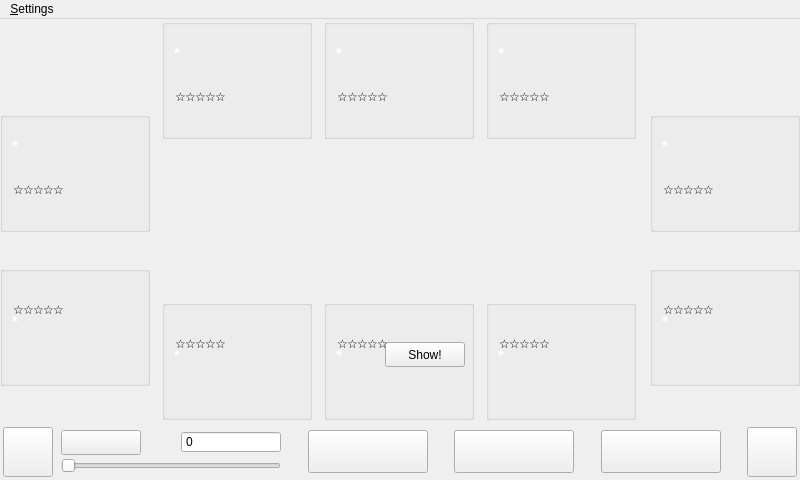
Qt form src/gui/qt/gui_800x480/gametable_800x480.ui (pokerth/pokerth) before a commit.
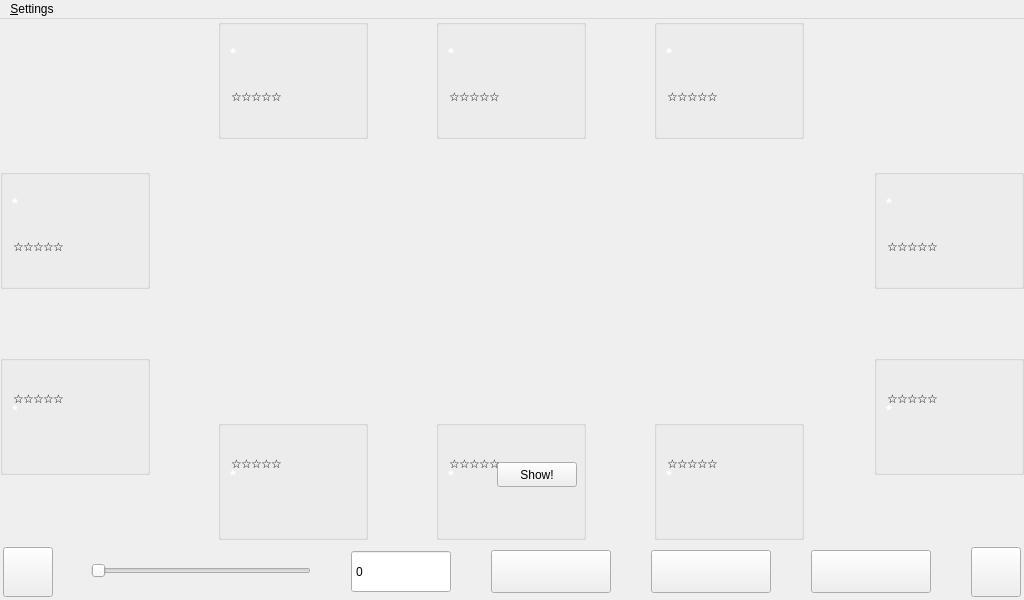
The same form after that commit. Icons and pictures are not drawn. Custom widgets are drawn as their Qt base class.

Commit message: resizing gametable for mobile-gui: minimum 800x480; maximum 1024x600

Patch:
```diff
--- a/src/gui/qt/gui_800x480/gametable_800x480.ui
+++ b/src/gui/qt/gui_800x480/gametable_800x480.ui
@@ -6,8 +6,8 @@
    <rect>
     <x>0</x>
     <y>0</y>
-    <width>800</width>
-    <height>480</height>
+    <width>1024</width>
+    <height>600</height>
    </rect>
   </property>
   <property name="minimumSize">
@@ -18,8 +18,8 @@
   </property>
   <property name="maximumSize">
    <size>
-    <width>800</width>
-    <height>480</height>
+    <width>1024</width>
+    <height>600</height>
    </size>
   </property>
   <property name="mouseTracking">
@@ -40,8 +40,8 @@
    </property>
    <property name="maximumSize">
     <size>
-     <width>800</width>
-     <height>480</height>
+     <width>1024</width>
+     <height>600</height>
     </size>
    </property>
    <layout class="QGridLayout" name="gridLayout_4">
@@ -4176,7 +4176,7 @@
         </property>
         <property name="maximumSize">
          <size>
-          <width>800</width>
+          <width>1024</width>
           <height>60</height>
          </size>
         </property>
@@ -4193,6 +4193,107 @@
          <property name="spacing">
           <number>0</number>
          </property>
+         <item row="0" column="10">
+          <spacer name="horizontalSpacer_9">
+           <property name="orientation">
+            <enum>Qt::Horizontal</enum>
+           </property>
+           <property name="sizeHint" stdset="0">
+            <size>
+             <width>40</width>
+             <height>20</height>
+            </size>
+           </property>
+          </spacer>
+         </item>
+         <item row="0" column="0">
+          <layout class="QVBoxLayout" name="verticalLayout_4">
+           <property name="spacing">
+            <number>0</number>
+           </property>
+           <item>
+            <spacer name="verticalSpacer_9">
+             <property name="orientation">
+              <enum>Qt::Vertical</enum>
+             </property>
+             <property name="sizeHint" stdset="0">
+              <size>
+               <width>47</width>
+               <height>13</height>
+              </size>
+             </property>
+            </spacer>
+           </item>
+           <item>
+            <spacer name="verticalSpacer_15">
+             <property name="orientation">
+              <enum>Qt::Vertical</enum>
+             </property>
+             <property name="sizeHint" stdset="0">
+              <size>
+               <width>20</width>
+               <height>40</height>
+              </size>
+             </property>
+            </spacer>
+           </item>
+           <item>
+            <widget class="QPushButton" name="tabsButton">
+             <property name="minimumSize">
+              <size>
+               <width>50</width>
+               <height>50</height>
+              </size>
+             </property>
+             <property name="maximumSize">
+              <size>
+               <width>50</width>
+               <height>50</height>
+              </size>
+             </property>
+             <property name="text">
+              <string/>
+             </property>
+             <property name="icon">
+              <iconset resource="../resources/pokerth.qrc">
+               <normaloff>:/gfx/preferences-desktop_50x50.png</normaloff>:/gfx/preferences-desktop_50x50.png</iconset>
+             </property>
+             <property name="iconSize">
+              <size>
+               <width>50</width>
+               <height>50</height>
+              </size>
+             </property>
+            </widget>
+           </item>
+          </layout>
+         </item>
+         <item row="0" column="4">
+          <spacer name="horizontalSpacer_3">
+           <property name="orientation">
+            <enum>Qt::Horizontal</enum>
+           </property>
+           <property name="sizeHint" stdset="0">
+            <size>
+             <width>40</width>
+             <height>20</height>
+            </size>
+           </property>
+          </spacer>
+         </item>
+         <item row="0" column="8">
+          <spacer name="horizontalSpacer_4">
+           <property name="orientation">
+            <enum>Qt::Horizontal</enum>
+           </property>
+           <property name="sizeHint" stdset="0">
+            <size>
+             <width>40</width>
+             <height>20</height>
+            </size>
+           </property>
+          </spacer>
+         </item>
          <item row="0" column="1">
           <spacer name="horizontalSpacer">
            <property name="orientation">
@@ -4206,151 +4307,7 @@
            </property>
           </spacer>
          </item>
-         <item row="0" column="2">
-          <layout class="QGridLayout" name="gridLayout">
-           <property name="spacing">
-            <number>0</number>
-           </property>
-           <item row="1" column="0">
-            <layout class="QHBoxLayout">
-             <property name="spacing">
-              <number>0</number>
-             </property>
-             <item>
-              <widget class="MyActionButton" name="pushButton_AllIn">
-               <property name="minimumSize">
-                <size>
-                 <width>80</width>
-                 <height>25</height>
-                </size>
-               </property>
-               <property name="maximumSize">
-                <size>
-                 <width>80</width>
-                 <height>25</height>
-                </size>
-               </property>
-               <property name="focusPolicy">
-                <enum>Qt::NoFocus</enum>
-               </property>
-              </widget>
-             </item>
-             <item>
-              <spacer name="horizontalSpacer_5">
-               <property name="orientation">
-                <enum>Qt::Horizontal</enum>
-               </property>
-               <property name="sizeHint" stdset="0">
-                <size>
-                 <width>40</width>
-                 <height>20</height>
-                </size>
-               </property>
-              </spacer>
-             </item>
-             <item>
-              <widget class="QSpinBox" name="spinBox_betValue">
-               <property name="minimumSize">
-                <size>
-                 <width>100</width>
-                 <height>0</height>
-                </size>
-               </property>
-               <property name="maximumSize">
-                <size>
-                 <width>100</width>
-                 <height>16777215</height>
-                </size>
-               </property>
-               <property name="buttonSymbols">
-                <enum>QAbstractSpinBox::NoButtons</enum>
-               </property>
-               <property name="accelerated">
-                <bool>true</bool>
-               </property>
-               <property name="correctionMode">
-                <enum>QAbstractSpinBox::CorrectToNearestValue</enum>
-               </property>
-               <property name="maximum">
-                <number>99999999</number>
-               </property>
-               <property name="singleStep">
-                <number>5</number>
-               </property>
-              </widget>
-             </item>
-            </layout>
-           </item>
-           <item row="3" column="0">
-            <widget class="Slider" name="horizontalSlider_bet">
-             <property name="minimumSize">
-              <size>
-               <width>220</width>
-               <height>0</height>
-              </size>
-             </property>
-             <property name="maximumSize">
-              <size>
-               <width>220</width>
-               <height>16777215</height>
-              </size>
-             </property>
-             <property name="focusPolicy">
-              <enum>Qt::NoFocus</enum>
-             </property>
-             <property name="maximum">
-              <number>9999999</number>
-             </property>
-             <property name="singleStep">
-              <number>10</number>
-             </property>
-             <property name="orientation">
-              <enum>Qt::Horizontal</enum>
-             </property>
-            </widget>
-           </item>
-           <item row="2" column="0">
-            <spacer name="verticalSpacer_11">
-             <property name="orientation">
-              <enum>Qt::Vertical</enum>
-             </property>
-             <property name="sizeHint" stdset="0">
-              <size>
-               <width>20</width>
-               <height>40</height>
-              </size>
-             </property>
-            </spacer>
-           </item>
-           <item row="4" column="0">
-            <spacer name="verticalSpacer_14">
-             <property name="orientation">
-              <enum>Qt::Vertical</enum>
-             </property>
-             <property name="sizeHint" stdset="0">
-              <size>
-               <width>20</width>
-               <height>40</height>
-              </size>
-             </property>
-            </spacer>
-           </item>
-           <item row="0" column="0">
-            <spacer name="verticalSpacer_16">
-             <property name="orientation">
-              <enum>Qt::Vertical</enum>
-             </property>
-             <property name="sizeHint" stdset="0">
-              <size>
-               <width>20</width>
-               <height>40</height>
-              </size>
-             </property>
-            </spacer>
-           </item>
-          </layout>
-         </item>
-         <item row="0" column="4">
+         <item row="0" column="7">
           <widget class="MyActionButton" name="pushButton_BetRaise">
            <property name="sizePolicy">
             <sizepolicy hsizetype="Fixed" vsizetype="Fixed">
@@ -4375,32 +4332,7 @@
            </property>
           </widget>
          </item>
-         <item row="0" column="6">
-          <widget class="MyActionButton" name="pushButton_CallCheck">
-           <property name="sizePolicy">
-            <sizepolicy hsizetype="Fixed" vsizetype="Fixed">
-             <horstretch>0</horstretch>
-             <verstretch>0</verstretch>
-            </sizepolicy>
-           </property>
-           <property name="minimumSize">
-            <size>
-             <width>120</width>
-             <height>43</height>
-            </size>
-           </property>
-           <property name="maximumSize">
-            <size>
-             <width>120</width>
-             <height>43</height>
-            </size>
-           </property>
-           <property name="focusPolicy">
-            <enum>Qt::NoFocus</enum>
-           </property>
-          </widget>
-         </item>
-         <item row="0" column="8">
+         <item row="0" column="11">
           <widget class="MyActionButton" name="pushButton_Fold">
            <property name="sizePolicy">
             <sizepolicy hsizetype="Fixed" vsizetype="Fixed">
@@ -4425,7 +4357,7 @@
            </property>
           </widget>
          </item>
-         <item row="0" column="10">
+         <item row="0" column="13">
           <layout class="QVBoxLayout" name="verticalLayout">
            <property name="spacing">
             <number>0</number>
@@ -4477,108 +4409,32 @@
            </item>
           </layout>
          </item>
-         <item row="0" column="0">
-          <layout class="QVBoxLayout" name="verticalLayout_4">
-           <property name="spacing">
-            <number>0</number>
-           </property>
-           <item>
-            <spacer name="verticalSpacer_9">
-             <property name="orientation">
-              <enum>Qt::Vertical</enum>
-             </property>
-             <property name="sizeHint" stdset="0">
-              <size>
-               <width>47</width>
-               <height>13</height>
-              </size>
-             </property>
-            </spacer>
-           </item>
-           <item>
-            <spacer name="verticalSpacer_15">
-             <property name="orientation">
-              <enum>Qt::Vertical</enum>
-             </property>
-             <property name="sizeHint" stdset="0">
-              <size>
-               <width>20</width>
-               <height>40</height>
-              </size>
-             </property>
-            </spacer>
-           </item>
-           <item>
-            <widget class="QPushButton" name="tabsButton">
-             <property name="minimumSize">
-              <size>
-               <width>50</width>
-               <height>50</height>
-              </size>
-             </property>
-             <property name="maximumSize">
-              <size>
-               <width>50</width>
-               <height>50</height>
-              </size>
-             </property>
-             <property name="text">
-              <string/>
-             </property>
-             <property name="icon">
-              <iconset resource="../resources/pokerth.qrc">
-               <normaloff>:/gfx/preferences-desktop_50x50.png</normaloff>:/gfx/preferences-desktop_50x50.png</iconset>
-             </property>
-             <property name="iconSize">
-              <size>
-               <width>50</width>
-               <height>50</height>
-              </size>
-             </property>
-            </widget>
-           </item>
-          </layout>
-         </item>
-         <item row="0" column="3">
-          <spacer name="horizontalSpacer_3">
-           <property name="orientation">
-            <enum>Qt::Horizontal</enum>
-           </property>
-           <property name="sizeHint" stdset="0">
-            <size>
-             <width>40</width>
-             <height>20</height>
-            </size>
-           </property>
-          </spacer>
-         </item>
-         <item row="0" column="5">
-          <spacer name="horizontalSpacer_4">
-           <property name="orientation">
-            <enum>Qt::Horizontal</enum>
-           </property>
-           <property name="sizeHint" stdset="0">
-            <size>
-             <width>40</width>
-             <height>20</height>
-            </size>
-           </property>
-          </spacer>
-         </item>
-         <item row="0" column="7">
-          <spacer name="horizontalSpacer_9">
-           <property name="orientation">
-            <enum>Qt::Horizontal</enum>
-           </property>
-           <property name="sizeHint" stdset="0">
-            <size>
-             <width>40</width>
-             <height>20</height>
-            </size>
-           </property>
-          </spacer>
-         </item>
          <item row="0" column="9">
+          <widget class="MyActionButton" name="pushButton_CallCheck">
+           <property name="sizePolicy">
+            <sizepolicy hsizetype="Fixed" vsizetype="Fixed">
+             <horstretch>0</horstretch>
+             <verstretch>0</verstretch>
+            </sizepolicy>
+           </property>
+           <property name="minimumSize">
+            <size>
+             <width>120</width>
+             <height>43</height>
+            </size>
+           </property>
+           <property name="maximumSize">
+            <size>
+             <width>120</width>
+             <height>43</height>
+            </size>
+           </property>
+           <property name="focusPolicy">
+            <enum>Qt::NoFocus</enum>
+           </property>
+          </widget>
+         </item>
+         <item row="0" column="12">
           <spacer name="horizontalSpacer_10">
            <property name="orientation">
             <enum>Qt::Horizontal</enum>
@@ -4591,6 +4447,97 @@
            </property>
           </spacer>
          </item>
+         <item row="0" column="5">
+          <widget class="QSpinBox" name="spinBox_betValue">
+           <property name="minimumSize">
+            <size>
+             <width>100</width>
+             <height>43</height>
+            </size>
+           </property>
+           <property name="maximumSize">
+            <size>
+             <width>100</width>
+             <height>43</height>
+            </size>
+           </property>
+           <property name="buttonSymbols">
+            <enum>QAbstractSpinBox::NoButtons</enum>
+           </property>
+           <property name="accelerated">
+            <bool>true</bool>
+           </property>
+           <property name="correctionMode">
+            <enum>QAbstractSpinBox::CorrectToNearestValue</enum>
+           </property>
+           <property name="maximum">
+            <number>99999999</number>
+           </property>
+           <property name="singleStep">
+            <number>5</number>
+           </property>
+          </widget>
+         </item>
+         <item row="0" column="6">
+          <spacer name="horizontalSpacer_5">
+           <property name="orientation">
+            <enum>Qt::Horizontal</enum>
+           </property>
+           <property name="sizeHint" stdset="0">
+            <size>
+             <width>40</width>
+             <height>20</height>
+            </size>
+           </property>
+          </spacer>
+         </item>
+         <item row="0" column="3">
+          <widget class="Slider" name="horizontalSlider_bet">
+           <property name="minimumSize">
+            <size>
+             <width>220</width>
+             <height>16</height>
+            </size>
+           </property>
+           <property name="maximumSize">
+            <size>
+             <width>220</width>
+             <height>16777215</height>
+            </size>
+           </property>
+           <property name="focusPolicy">
+            <enum>Qt::NoFocus</enum>
+           </property>
+           <property name="maximum">
+            <number>9999999</number>
+           </property>
+           <property name="singleStep">
+            <number>10</number>
+           </property>
+           <property name="orientation">
+            <enum>Qt::Horizontal</enum>
+           </property>
+          </widget>
+         </item>
+         <item row="0" column="2">
+          <widget class="MyActionButton" name="pushButton_AllIn">
+           <property name="minimumSize">
+            <size>
+             <width>0</width>
+             <height>0</height>
+            </size>
+           </property>
+           <property name="maximumSize">
+            <size>
+             <width>0</width>
+             <height>0</height>
+            </size>
+           </property>
+           <property name="focusPolicy">
+            <enum>Qt::NoFocus</enum>
+           </property>
+          </widget>
+         </item>
         </layout>
        </widget>
       </item>
@@ -4616,8 +4563,8 @@
     <rect>
      <x>0</x>
      <y>0</y>
-     <width>800</width>
-     <height>20</height>
+     <width>1024</width>
+     <height>21</height>
     </rect>
    </property>
    <property name="minimumSize">
@@ -4771,11 +4718,6 @@
   </action>
  </widget>
  <customwidgets>
-  <customwidget>
-   <class>Slider</class>
-   <extends>QSlider</extends>
-   <header>myslider.h</header>
-  </customwidget>
   <customwidget>
    <class>MySetLabel</class>
    <extends>QLabel</extends>
@@ -4816,6 +4758,11 @@
    <extends>QLabel</extends>
    <header>mynamelabel.h</header>
   </customwidget>
+  <customwidget>
+   <class>Slider</class>
+   <extends>QSlider</extends>
+   <header>myslider.h</header>
+  </customwidget>
   <customwidget>
    <class>MyCashLabel</class>
    <extends>QLabel</extends>
```
